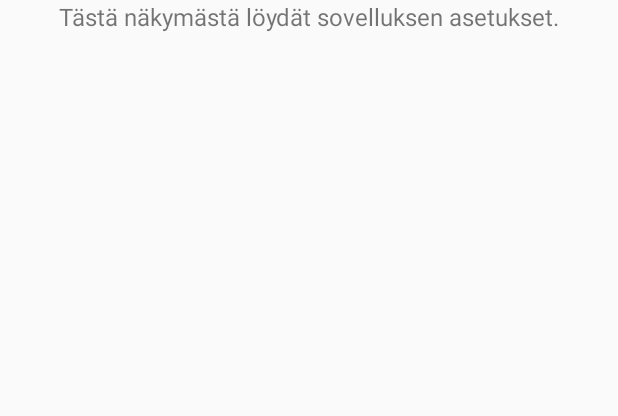
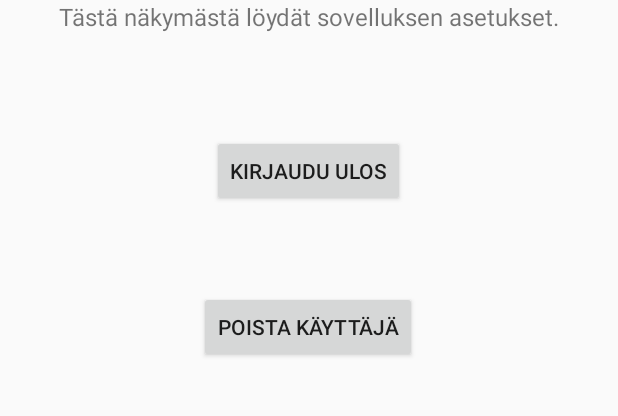
Before and after one commit to Reggie421/OlioProjekti, an Android app: the fragment SettingsFragment placed in its activity, on a phone screen of 412 x 824 dp, the part 84-500 px from its top. Run offline under Robolectric (Android 15) with nearby library versions, the phone set to English and light mode, and no system bars.

Commit message:
kirjaudu ulos nappi toimii. joel

```diff
--- a/app/src/main/java/com/example/sdidebartesti/SettingsFragment.java
+++ b/app/src/main/java/com/example/sdidebartesti/SettingsFragment.java
@@ -1,10 +1,13 @@
 package com.example.sdidebartesti;
 
 
+import android.content.Intent;
 import android.os.Bundle;
+import android.provider.Settings;
 import android.view.LayoutInflater;
 import android.view.View;
 import android.view.ViewGroup;
+import android.widget.Button;
 
 
 import androidx.annotation.NonNull;
@@ -12,7 +15,8 @@ import androidx.annotation.Nullable;
 import androidx.fragment.app.Fragment;
 
 public class SettingsFragment extends Fragment {
-
+    Button logout;
+    Button deleteAcc;
 
     public View onCreateView(@NonNull LayoutInflater inflater, @Nullable ViewGroup container, @Nullable Bundle savedInstanceState) {
         return inflater.inflate(R.layout.fragment_settings, container, false);
@@ -22,6 +26,25 @@ public class SettingsFragment extends Fragment {
     @Override
     public void onViewCreated(@NonNull View view, @Nullable Bundle savedInstanceState) {
         super.onViewCreated(view, savedInstanceState);
+        logout = (Button) view.findViewById(R.id.logout);
+        deleteAcc = (Button) view.findViewById(R.id.deleteaccount);
+
+        logout.setOnClickListener(new View.OnClickListener() {
+            @Override
+            public void onClick(View v) {
+                System.out.println("Kirjaudutaan ulos");
+                Intent intent = new Intent(getActivity(), LoginActivity.class);
+                intent.addFlags(Intent.FLAG_ACTIVITY_CLEAR_TOP | Intent.FLAG_ACTIVITY_NEW_TASK);
+                startActivity(intent);
+            }
+        });
+
+        deleteAcc.setOnClickListener(new View.OnClickListener() {
+            @Override
+            public void onClick(View view) {
+                System.out.println("Poistetaan käyttäjä");
+            }
+        });
 
     }
 }
--- a/app/src/main/res/layout/fragment_settings.xml
+++ b/app/src/main/res/layout/fragment_settings.xml
@@ -24,6 +24,30 @@
             app:layout_constraintTop_toTopOf="parent"
             app:layout_constraintVertical_bias="0.0" />
 
+        <Button
+            android:id="@+id/logout"
+            android:layout_width="wrap_content"
+            android:layout_height="wrap_content"
+            android:layout_marginTop="68dp"
+            android:onClick="logout"
+            android:text="@string/kirjaudu_ulos"
+            app:layout_constraintEnd_toEndOf="parent"
+            app:layout_constraintHorizontal_bias="0.498"
+            app:layout_constraintStart_toStartOf="parent"
+            app:layout_constraintTop_toBottomOf="@+id/textView5" />
+
+        <Button
+            android:id="@+id/deleteaccount"
+            android:layout_width="wrap_content"
+            android:layout_height="wrap_content"
+            android:layout_marginTop="56dp"
+            android:onClick="deleteAccount"
+            android:text="@string/poista_kayttaja"
+            app:layout_constraintEnd_toEndOf="parent"
+            app:layout_constraintHorizontal_bias="0.498"
+            app:layout_constraintStart_toStartOf="parent"
+            app:layout_constraintTop_toBottomOf="@+id/logout" />
+
     </androidx.constraintlayout.widget.ConstraintLayout>
 
 </FrameLayout>
--- a/app/src/main/res/values/strings.xml
+++ b/app/src/main/res/values/strings.xml
@@ -42,4 +42,6 @@
     <string name="invalid_username">Käyttäjänimi ei kelpaa</string>
     <string name="invalid_password">Salasanan tulee olla vähintään 5 merkkiä pitkä</string>
     <string name="login_failed">Kirjautuminen epäonnistui</string>
+    <string name="kirjaudu_ulos">Kirjaudu ulos</string>
+    <string name="poista_kayttaja">Poista käyttäjä</string>
 </resources>
```
